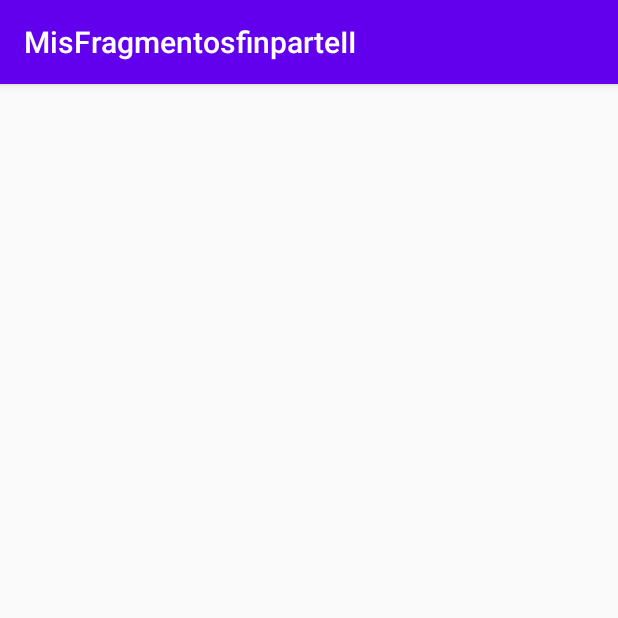
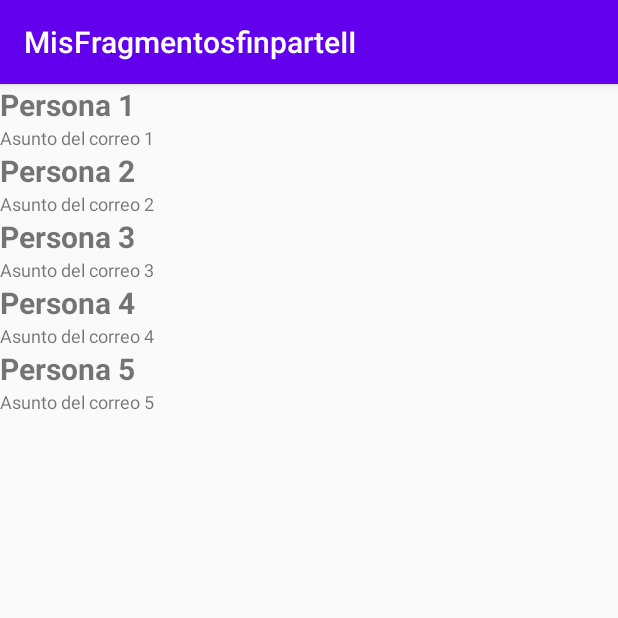
Before and after one commit to WCNosliwsys/MisFragmentosfinparteII, an Android app: the MainFragmentCorreo screen opened directly, with no data from a screen before it, on a phone screen of 412 x 824 dp, the top half of it. Run offline under Robolectric (Android 15) with nearby library versions, the phone set to English and light mode, and no system bars.

Commit message:
Fragmentos considerando orientacion del celular

```diff
--- a/app/src/main/java/com/example/misfragmentosfinparteii/AdapterCorreoFragment.java
+++ b/app/src/main/java/com/example/misfragmentosfinparteii/AdapterCorreoFragment.java
@@ -38,7 +38,11 @@ public class AdapterCorreoFragment extends RecyclerView.Adapter<AdapterCorreoFra
                 intent.putExtra("texto",datos[i].getTexto());
                 intent.putExtra("de",datos[i].getDe());
                 intent.putExtra("asunto",datos[i].getAsunto());
-                micontext.startActivity(intent);
+                try {
+                    ((MainFragmentCorreo) micontext).mostrarDetalle(datos[i].getTexto());
+                } catch (Exception e){
+                    micontext.startActivity(intent);
+                }
             }
         });
     }
--- a/app/src/main/java/com/example/misfragmentosfinparteii/ListaCorreoFragment.java
+++ b/app/src/main/java/com/example/misfragmentosfinparteii/ListaCorreoFragment.java
@@ -1,4 +1,36 @@
 package com.example.misfragmentosfinparteii;
 
-public class ListaCorreoFragment {
+import android.os.Bundle;
+import android.view.LayoutInflater;
+import android.view.View;
+import android.view.ViewGroup;
+
+import androidx.fragment.app.Fragment;
+import androidx.recyclerview.widget.LinearLayoutManager;
+import androidx.recyclerview.widget.RecyclerView;
+
+public class ListaCorreoFragment  extends Fragment {
+    private RecyclerView recyclerView;
+    private RecyclerView.LayoutManager layoutManager;
+    private AdapterCorreoFragment adaptador;
+    @Override
+    public View onCreateView(LayoutInflater inflater,
+                             ViewGroup container,
+                             Bundle savedInstanceState) {
+        View view= inflater.inflate(R.layout.activity_lista_correo, container, false);
+        recyclerView = view.findViewById(R.id.recycler_view);
+        Correo[] datos =
+                new Correo[]{
+                        new Correo("Persona 1", "Asunto del correo 1", "Texto del correo 1"),
+                        new Correo("Persona 2", "Asunto del correo 2", "Texto del correo 2"),
+                        new Correo("Persona 3", "Asunto del correo 3", "Texto del correo 3"),
+                        new Correo("Persona 4", "Asunto del correo 4", "Texto del correo 4"),
+                        new Correo("Persona 5", "Asunto del correo 5", "Texto del correo 5")};
+        adaptador = new AdapterCorreoFragment(getActivity(),
+                datos);
+        recyclerView.setAdapter(adaptador);
+        layoutManager = new LinearLayoutManager(getActivity());
+        recyclerView.setLayoutManager(layoutManager);
+        return view;
+    }
 }
--- a/app/src/main/java/com/example/misfragmentosfinparteii/MainFragmentCorreo.java
+++ b/app/src/main/java/com/example/misfragmentosfinparteii/MainFragmentCorreo.java
@@ -4,11 +4,14 @@ import androidx.appcompat.app.AppCompatActivity;
 
 import android.os.Bundle;
 
-public class MainFragmentCorreo extends AppCompatActivity {
-
+public class MainFragmentCorreo  extends AppCompatActivity {
     @Override
     protected void onCreate(Bundle savedInstanceState) {
         super.onCreate(savedInstanceState);
         setContentView(R.layout.activity_main_fragment_correo);
     }
+    public void mostrarDetalle(String texto) {
+        ((DetalleCorreoFragment)getSupportFragmentManager()
+                .findFragmentById(R.id.FrgDetalle)).mostrarDetalle(texto);
+    }
 }
--- a/app/src/main/res/layout/activity_main_fragment_correo.xml
+++ b/app/src/main/res/layout/activity_main_fragment_correo.xml
@@ -1,9 +1,6 @@
 <?xml version="1.0" encoding="utf-8"?>
-<androidx.constraintlayout.widget.ConstraintLayout xmlns:android="http://schemas.android.com/apk/res/android"
-    xmlns:app="http://schemas.android.com/apk/res-auto"
-    xmlns:tools="http://schemas.android.com/tools"
+<fragment xmlns:android="http://schemas.android.com/apk/res/android"
+    class="com.example.misfragmentosfinparteii.ListaCorreoFragment"
+    android:id="@+id/FrgListado"
     android:layout_width="match_parent"
-    android:layout_height="match_parent"
-    tools:context=".MainFragmentCorreo">
-
-</androidx.constraintlayout.widget.ConstraintLayout>
+    android:layout_height="match_parent" />
```
Also changed, not shown: app/src/main/java/com/example/misfragmentosfinparteii/DetalleCorreoFragment.java (+20 -1 lines), app/src/main/res/layout-land/activity_main_fragment_correo.xml (+15 -4 lines).
